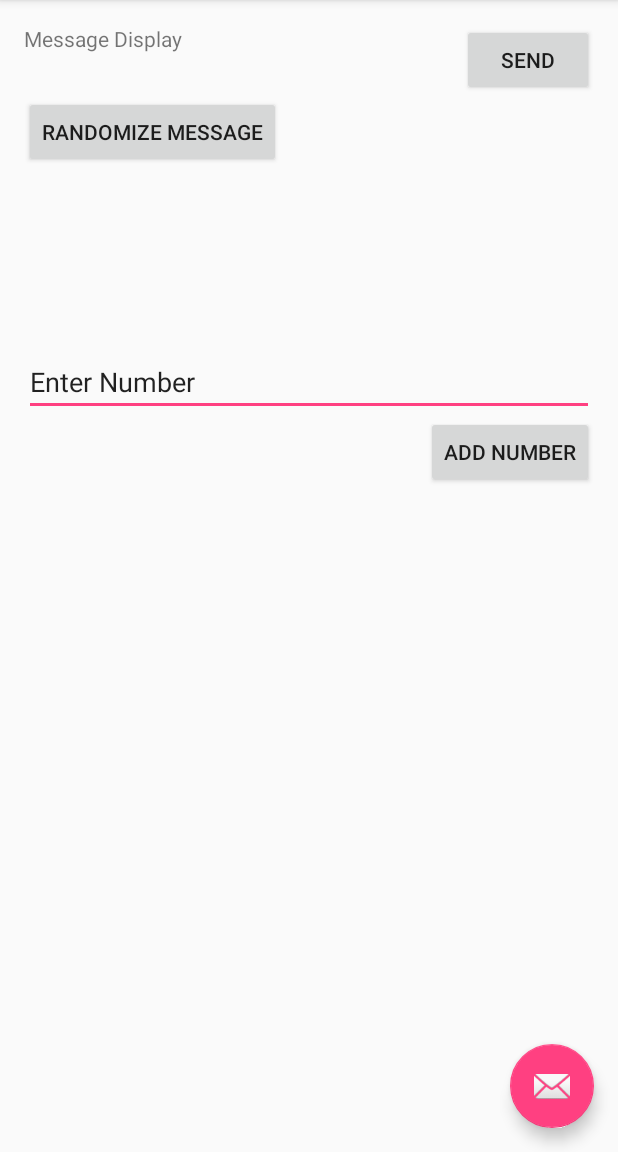
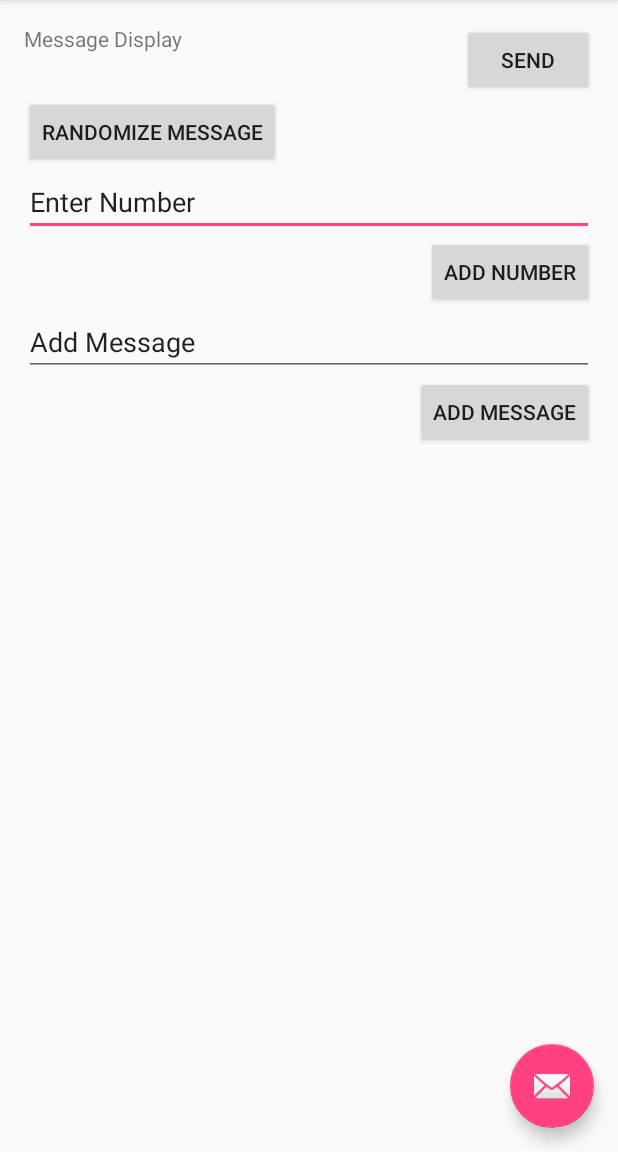
Before and after one commit to Wellrabbit/smileActivity, an Android app: the screen it shows after launch (SmileActivity), on a phone screen of 412 x 824 dp, the part 84-1236 px from its top. Run offline under Robolectric (Android 15) with nearby library versions, the phone set to English and light mode, and no system bars.

Commit message:
Final Form

```diff
--- a/app/src/main/java/ctec/smileactivity/SmileActivity.java
+++ b/app/src/main/java/ctec/smileactivity/SmileActivity.java
@@ -23,7 +23,8 @@ public class SmileActivity extends AppCompatActivity
     private Button randomMessageButton;
     private ArrayList<String> smileNumbers;
     private ArrayList<String> smileMessage;
-
+    private EditText addMessageEditText;
+    private Button addMessageButton;
     @Override
     protected void onCreate(Bundle savedInstanceState)
     {
@@ -52,6 +53,8 @@ public class SmileActivity extends AppCompatActivity
         addNumberButton = (Button) findViewById(R.id.addNumberButton);
         addNumbEditText = (EditText) findViewById(R.id.addNumbEditText);
         randomMessageButton = (Button) findViewById(R.id.randomMessageButton);
+        addMessageEditText = (EditText) findViewById(R.id.addMessageEditText);
+        addMessageButton = (Button) findViewById(R.id.addMessageButton);
 
         setupListeners();
 
@@ -100,7 +103,7 @@ public class SmileActivity extends AppCompatActivity
         smileMessage.add("Don't let your dreams be dreams");
         smileMessage.add("You're worth it");
         smileMessage.add("You're alright");
-        smileMessage.add("");
+        smileMessage.add("You are going to do well today ^>^)");
     }
 
     private String randomMessage()
@@ -156,5 +159,12 @@ public class SmileActivity extends AppCompatActivity
                 smileNumbers.add(addNumbEditText.getText().toString());
             }
         });
+        addMessageButton.setOnClickListener(new View.OnClickListener()
+        {
+            public void onClick (View currentView)
+            {
+                smileMessage.add(addMessageEditText.getText().toString());
+            }
+        });
     }
 }
--- a/app/src/main/res/layout/content_smile.xml
+++ b/app/src/main/res/layout/content_smile.xml
@@ -34,12 +34,11 @@
         android:layout_width="wrap_content"
         android:layout_height="wrap_content"
         android:id="@+id/addNumbEditText"
-        android:layout_below="@+id/sendTextButton"
+        android:text="Enter Number"
+        android:password="false"
+        android:layout_below="@+id/randomMessageButton"
         android:layout_alignParentStart="true"
-        android:layout_marginTop="168dp"
-        android:layout_alignEnd="@+id/sendTextButton"
-        android:text="Enter Number"
-        android:password="false"/>
+        android:layout_alignEnd="@+id/sendTextButton"/>
 
     <Button
         android:layout_width="wrap_content"
@@ -47,7 +46,7 @@
         android:text="Add Number"
         android:id="@+id/addNumberButton"
         android:layout_below="@+id/addNumbEditText"
-        android:layout_alignEnd="@+id/sendTextButton"/>
+        android:layout_alignParentEnd="true"/>
 
     <Button
         android:layout_width="wrap_content"
@@ -57,4 +56,23 @@
         android:layout_below="@+id/sendTextButton"
         android:layout_alignParentStart="true"/>
 
+    <EditText
+        android:layout_width="wrap_content"
+        android:layout_height="wrap_content"
+        android:inputType="textPersonName"
+        android:text="Add Message"
+        android:ems="10"
+        android:id="@+id/addMessageEditText"
+        android:layout_below="@+id/addNumberButton"
+        android:layout_alignParentStart="true"
+        android:layout_alignEnd="@+id/addNumberButton"/>
+
+    <Button
+        android:layout_width="wrap_content"
+        android:layout_height="wrap_content"
+        android:text="Add Message"
+        android:id="@+id/addMessageButton"
+        android:layout_below="@+id/addMessageEditText"
+        android:layout_alignParentEnd="true"/>
+
 </RelativeLayout>
```
